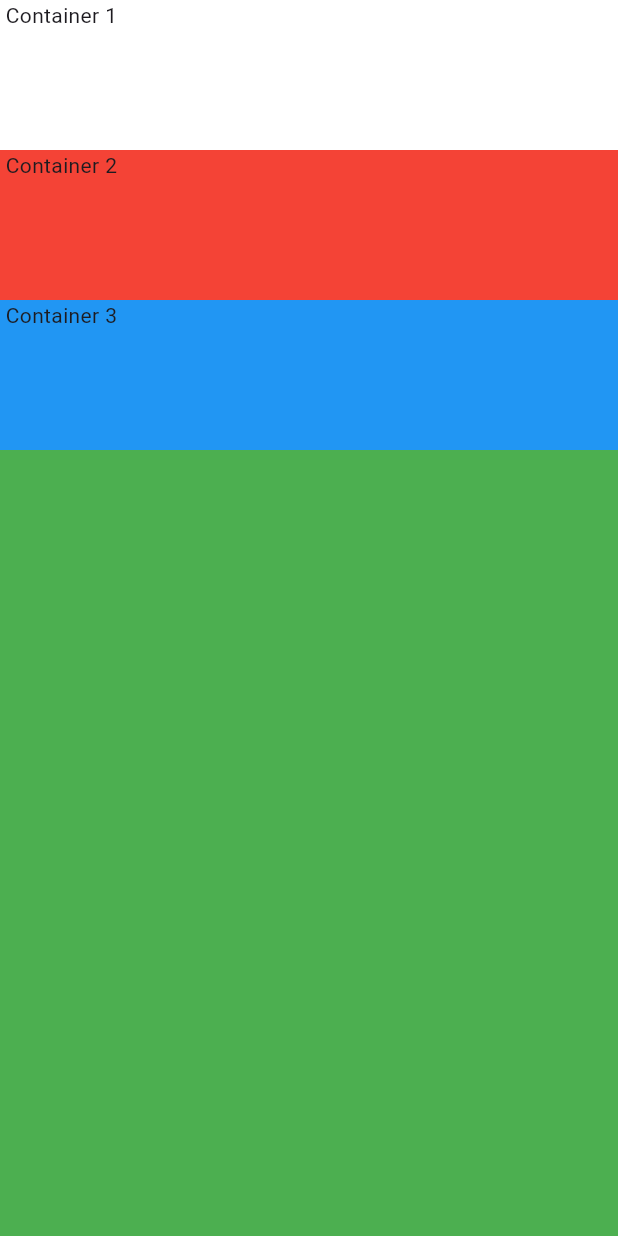
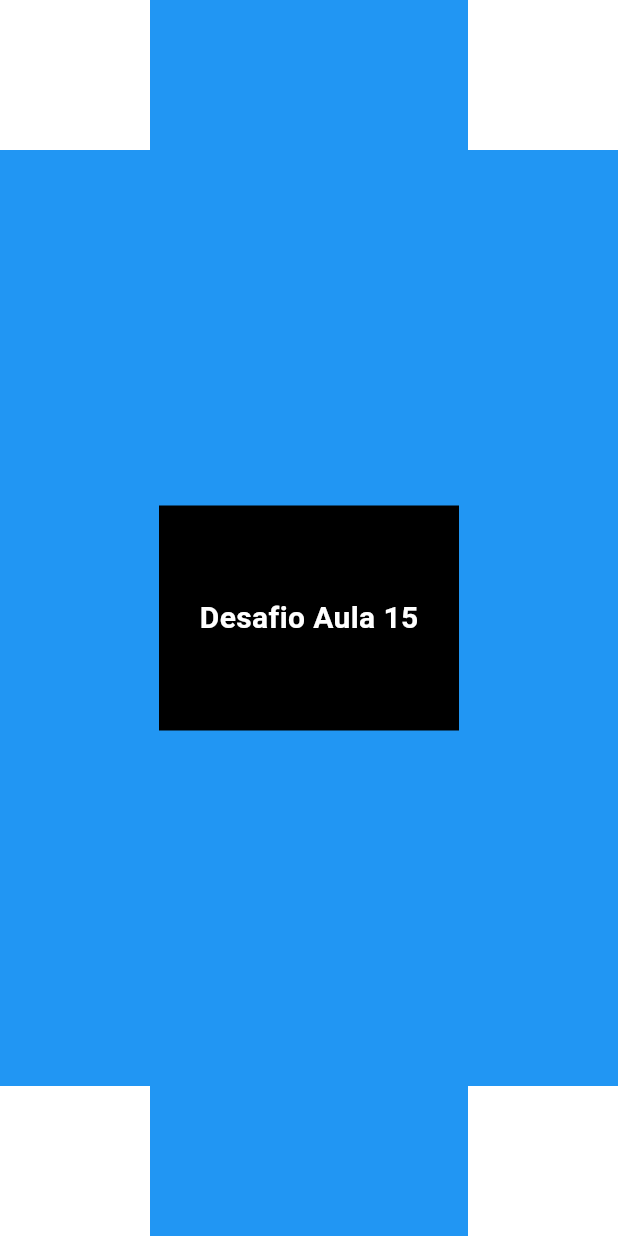
Before and after one commit to adrielhenry33/MyCard_App, a Flutter app: the screen it shows after launch, on a phone screen of 412 x 824 dp. Run offline on Flutter 3.47's test engine with Material 3 defaults, Android fonts, the phone set to English and light mode, and no system bars.

Commit message:
Desafio aula 15

```diff
--- a/lib/main.dart
+++ b/lib/main.dart
@@ -4,6 +4,7 @@ void main() {
 	runApp(
 		MyWidget(),
 	);
+
 }
 
 class MyWidget extends StatelessWidget {
@@ -13,28 +14,62 @@ class MyWidget extends StatelessWidget {
   Widget build(BuildContext context) {
     return MaterialApp(
 			home: Scaffold(
-				backgroundColor: Colors.green,
+				backgroundColor: Colors.blue,
 				body: SafeArea(
+
 					child: Column(
-						crossAxisAlignment: CrossAxisAlignment.stretch,
-						children: <Widget>[
+						mainAxisAlignment: MainAxisAlignment.spaceBetween,
+						children: [
+              Row(
+                mainAxisAlignment: MainAxisAlignment.spaceBetween,
+                children:[
                   Container(
+                    width: 100.0,
                     height: 100.0,
                     color: Colors.white,
-							child: Text(" Container 1 "),
                   ),
                   Container(
+                    width: 100.0,
                     height: 100.0,
-								color: Colors.red,
-								child: Text(" Container 2 "),
+                    color: Colors.white,
+                  ),
+                ],
+              ),
+
+              Center(
+                child: Container(
+                  width: 200.0,
+                  height: 150.0,
+                  color: Colors.black,
+                  alignment: Alignment.center,
+                  child:
+                    Text(
+                    "Desafio Aula 15",
+                    style: TextStyle(
+                      fontSize: 20.0,
+                      fontWeight: FontWeight.bold,
+                      color: Colors.white,
+                    ),
+                  ),
+                ),
+              ),
+              Row(
+                mainAxisAlignment: MainAxisAlignment.spaceBetween,
+                children: [
+                  Container(
+                    width: 100.0,
+                    height: 100.0,
+                    color: Colors.white,
                   ),
                   Container(
-								height:100.0,
-								color: Colors.blue,
-								child: Text(" Container 3 "),
+                    width: 100.0,
+                    height: 100.0,
+                    color: Colors.white,
                   ),
                 ],
               )
+            ],
+					),
 				),
 			),
 		);
```
Also changed, not shown: 1 other file. Lines whose indentation alone changed are shown as unchanged.
